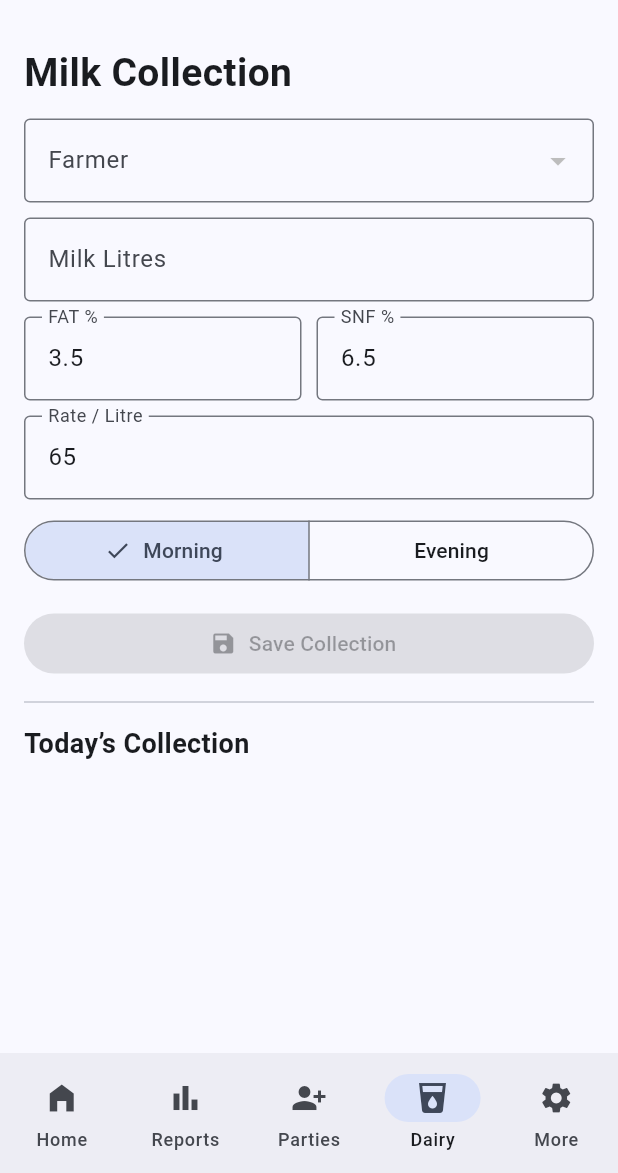
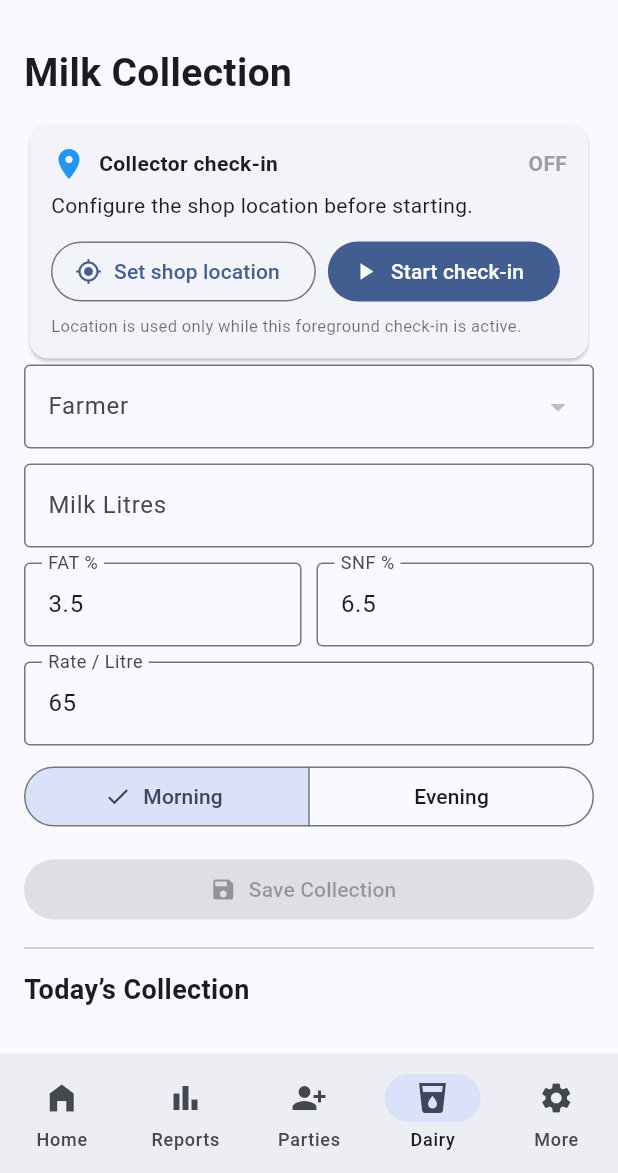
Before and after one commit to gajurmukhidairystore-ops/gajurmukhi-dairy-android, a Flutter app: the MainShell screen opened directly, item 4 of the bottom bar chosen, on a phone screen of 412 x 824 dp, the part 63-1236 px from its top. Run offline on Flutter 3.47's test engine with Material 3 defaults, Android fonts, the phone set to English and light mode, and no system bars; our stand-ins replace geolocator, pdf, printing, qr_flutter, share_plus, shared_preferences and 2 more; missing offline and left inert: bikram_sambat, esc_pos_utils_plus, print_bluetooth_thermal_plus; accounts and stored records are empty; statements that could not run were skipped.

Commit message:
Complete foreground collector GPS and shopkeeper contracts

```diff
--- /dev/null
+++ b/flutter_app/lib/services/location_service.dart
@@ -0,0 +1,70 @@
+import 'dart:async';
+import 'package:geolocator/geolocator.dart';
+import 'package:shared_preferences/shared_preferences.dart';
+
+class ShopCoordinate {
+  final double latitude;
+  final double longitude;
+  const ShopCoordinate(this.latitude, this.longitude);
+}
+
+class ShopDistance {
+  final double meters;
+  final Position position;
+  const ShopDistance(this.meters, this.position);
+  String get label => meters >= 1000 ? '${(meters / 1000).toStringAsFixed(2)} km' : '${meters.round()} m';
+}
+
+class ForegroundLocationService {
+  StreamSubscription<Position>? _subscription;
+  final _updates = StreamController<ShopDistance>.broadcast();
+  Stream<ShopDistance> get updates => _updates.stream;
+
+  Future<bool> ensurePermission() async {
+    if (!await Geolocator.isLocationServiceEnabled()) return false;
+    var permission = await Geolocator.checkPermission();
+    if (permission == LocationPermission.denied) permission = await Geolocator.requestPermission();
+    return permission == LocationPermission.whileInUse || permission == LocationPermission.always;
+  }
+
+  Future<void> saveShopLocation(Position position) async {
+    final prefs = await SharedPreferences.getInstance();
+    await prefs.setDouble('shop_latitude', position.latitude);
+    await prefs.setDouble('shop_longitude', position.longitude);
+  }
+
+  Future<ShopCoordinate?> shopLocation() async {
+    final prefs = await SharedPreferences.getInstance();
+    final lat = prefs.getDouble('shop_latitude');
+    final lng = prefs.getDouble('shop_longitude');
+    if (lat == null || lng == null) return null;
+    return ShopCoordinate(lat, lng);
+  }
+
+  Future<Position?> currentPosition() async {
+    if (!await ensurePermission()) return null;
+    return Geolocator.getCurrentPosition(locationSettings: const LocationSettings(accuracy: LocationAccuracy.high, distanceFilter: 20));
+  }
+
+  Future<bool> start() async {
+    if (!await ensurePermission()) return false;
+    final shop = await shopLocation();
+    if (shop == null) return false;
+    await _subscription?.cancel();
+    _subscription = Geolocator.getPositionStream(locationSettings: const LocationSettings(accuracy: LocationAccuracy.high, distanceFilter: 20)).listen((position) {
+      final meters = Geolocator.distanceBetween(shop.latitude, shop.longitude, position.latitude, position.longitude);
+      _updates.add(ShopDistance(meters, position));
+    });
+    return true;
+  }
+
+  Future<void> stop() async {
+    await _subscription?.cancel();
+    _subscription = null;
+  }
+
+  void dispose() {
+    _subscription?.cancel();
+    _updates.close();
+  }
+}
--- a/flutter_app/lib/ui/screens/dairy.dart
+++ b/flutter_app/lib/ui/screens/dairy.dart
@@ -1,5 +1,7 @@
+import 'dart:async';
 import 'package:flutter/material.dart';
 import '../../providers/business_provider.dart';
+import '../../services/location_service.dart';
 
 class DairyScreen extends StatefulWidget {
   final BusinessProvider p;
@@ -14,6 +16,43 @@ class _DairyScreenState extends State<DairyScreen> {
   final snf = TextEditingController(text: '6.5');
   final rate = TextEditingController(text: '65');
   String shift = 'MORNING';
+  final location = ForegroundLocationService();
+  StreamSubscription<ShopDistance>? locationSubscription;
+  ShopDistance? distance;
+  bool tracking = false;
+  bool shopConfigured = false;
+
+  @override
+  void initState() {
+    super.initState();
+    location.shopLocation().then((value) { if (mounted) setState(() => shopConfigured = value != null); });
+    locationSubscription = location.updates.listen((value) { if (mounted) setState(() => distance = value); });
+  }
+
+  @override
+  void dispose() {
+    locationSubscription?.cancel();
+    location.dispose();
+    litres.dispose(); fat.dispose(); snf.dispose(); rate.dispose();
+    super.dispose();
+  }
+
+  Future<void> configureShop() async {
+    final position = await location.currentPosition();
+    if (!mounted) return;
+    if (position == null) { ScaffoldMessenger.of(context).showSnackBar(const SnackBar(content: Text('Enable location permission and GPS first'))); return; }
+    await location.saveShopLocation(position);
+    setState(() => shopConfigured = true);
+    ScaffoldMessenger.of(context).showSnackBar(const SnackBar(content: Text('Shop location saved on this device')));
+  }
+
+  Future<void> toggleTracking() async {
+    if (tracking) { await location.stop(); if (mounted) setState(() => tracking = false); return; }
+    final started = await location.start();
+    if (!mounted) return;
+    if (!started) { ScaffoldMessenger.of(context).showSnackBar(const SnackBar(content: Text('Set shop location and allow foreground GPS permission first'))); return; }
+    setState(() { tracking = true; distance = null; });
+  }
 
   @override
   Widget build(BuildContext context) => ListView(
@@ -21,6 +60,15 @@ class _DairyScreenState extends State<DairyScreen> {
     children: [
       const Text('Milk Collection', style: TextStyle(fontSize: 26, fontWeight: FontWeight.bold)),
       const SizedBox(height: 12),
+      Card(child: Padding(padding: const EdgeInsets.all(14), child: Column(crossAxisAlignment: CrossAxisAlignment.start, children: [
+        Row(children: [const Icon(Icons.location_on, color: Colors.blue), const SizedBox(width: 8), const Expanded(child: Text('Collector check-in', style: TextStyle(fontWeight: FontWeight.bold))), Text(tracking ? 'TRACKING' : 'OFF', style: TextStyle(color: tracking ? Colors.green : Colors.grey, fontWeight: FontWeight.bold))]),
+        const SizedBox(height: 6),
+        Text(distance == null ? (shopConfigured ? 'Shop configured. Start collection to see distance.' : 'Configure the shop location before starting.') : 'Distance from shop: ${distance!.label}'),
+        const SizedBox(height: 10),
+        Wrap(spacing: 8, runSpacing: 8, children: [OutlinedButton.icon(onPressed: configureShop, icon: const Icon(Icons.my_location), label: Text(shopConfigured ? 'Reset shop point' : 'Set shop location')), FilledButton.icon(onPressed: toggleTracking, icon: Icon(tracking ? Icons.stop : Icons.play_arrow), label: Text(tracking ? 'Stop check-in' : 'Start check-in'))]),
+        const SizedBox(height: 4),
+        const Text('Location is used only while this foreground check-in is active.', style: TextStyle(fontSize: 11, color: Colors.black54)),
+      ]))),
       DropdownButtonFormField<String>(
         initialValue: farmerId,
         items: widget.p.farmers.map((f) => DropdownMenuItem(
--- a/flutter_app/pubspec.yaml
+++ b/flutter_app/pubspec.yaml
@@ -34,6 +34,7 @@ dependencies:
   qr_flutter: ^4.1.0
   print_bluetooth_thermal_plus: ^1.0.0
   url_launcher: ^6.3.1
+  geolocator: ^13.0.2
 
 dev_dependencies:
   flutter_test:
```
Also changed, not shown: 2 other files.
